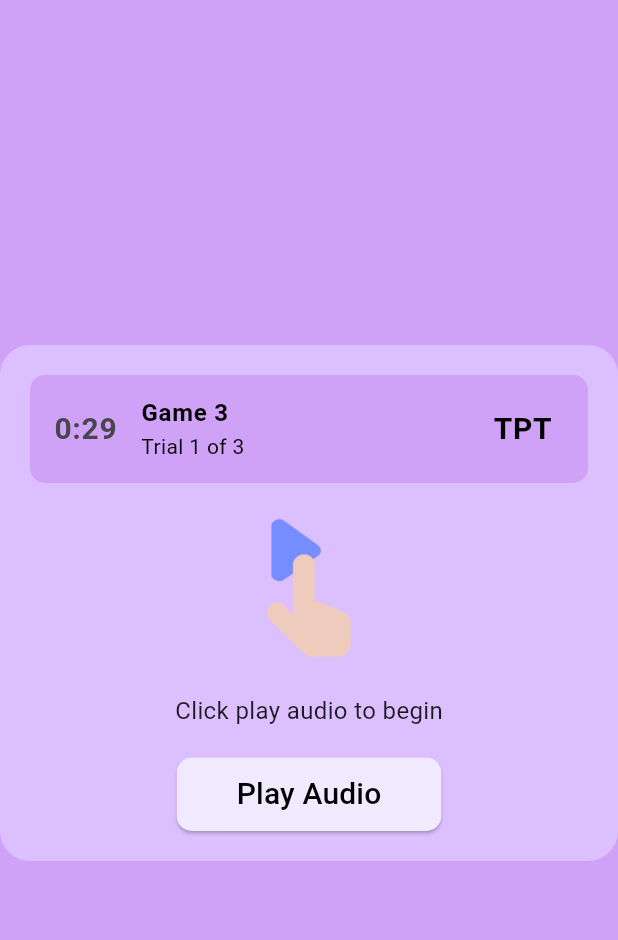
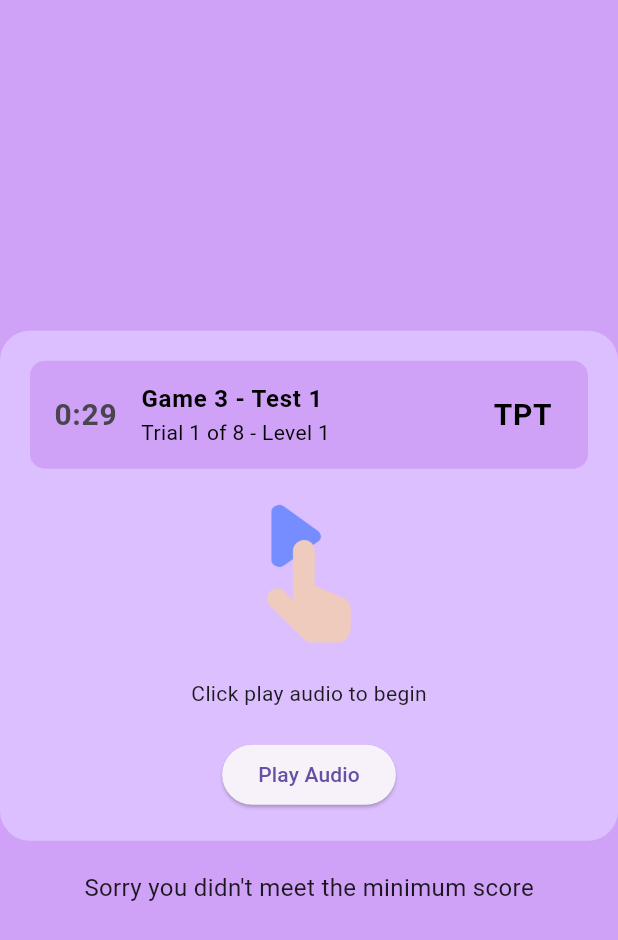
Before and after one commit to MohamedAlyMatar/Kids_App, a Flutter app: the GameThreeTrialOne screen opened by its route, on a phone screen of 412 x 824 dp. Shown: the top 940 px of the screen. Run offline on Flutter 3.47's test engine with Material 3 defaults, Android fonts, the phone set to English and light mode, and no system bars; our stand-ins replace audioplayers, awesome_dialog, bloc, equatable, flutter_animate, flutter_bloc.

Commit message:
semi finished game 3 test 1 trial

```diff
--- a/lib/src/core/utils/assets_manager.dart
+++ b/lib/src/core/utils/assets_manager.dart
@@ -12,6 +12,9 @@ class ImgAssets {
   static const String mango1 = '$imgPath/mango_1.png';
   static const String mango2 = '$imgPath/mango_2.png';
   static const String apple = '$imgPath/apple.png';
+
+  static const String piano = '$imgPath/piano.png';
+  static const String drum = '$imgPath/drum.png';
 }
 
 const String logoPath = 'assets/logos';
--- a/lib/src/features/Game_One/data/datasources/img_list.dart
+++ b/lib/src/features/Game_One/data/datasources/img_list.dart
@@ -1,9 +1,15 @@
 // img_targets.dart
 import 'package:kids_app/src/core/utils/assets_manager.dart';
 
-Map<String, String> imgTargets = {
+Map<String, String> imgFruits = {
   ImgAssets.mango1: "mango",
   ImgAssets.mango2: "mango",
   ImgAssets.apple: "apple",
   // Add more images and targets as needed
 };
+
+Map<String, String> imgSounds = {
+  ImgAssets.drum: "drum",
+  ImgAssets.piano: "piano",
+  // Add more images and targets as needed
+};
--- a/lib/src/features/Game_Three/presentation/pages/game_three_trial_one.dart
+++ b/lib/src/features/Game_Three/presentation/pages/game_three_trial_one.dart
@@ -6,6 +6,8 @@ import 'package:kids_app/src/core/utils/assets_manager.dart';
 import 'package:kids_app/src/core/widgets/button1.dart';
 import 'package:kids_app/src/core/widgets/textDesc.dart';
 import 'package:kids_app/src/core/widgets/tileHeading.dart';
+import 'package:kids_app/src/features/Game_One/data/datasources/img_list.dart';
+import 'package:kids_app/src/features/Game_One/presentation/widgets/audio_player.dart';
 import 'package:kids_app/src/features/Game_One/presentation/widgets/timer.dart';
 
 class GameThreeTrialOne extends StatefulWidget {
@@ -14,63 +16,26 @@ class GameThreeTrialOne extends StatefulWidget {
 }
 
 class _GameThreeTrialOneState extends State<GameThreeTrialOne> {
-  int currentTrial = 1;
+  int currentTest = 1;
+  int currentLevel = 1;
   String resultMessage = "";
-  bool isAudioPlaying = false;
   bool showPictures = false;
-  late AudioPlayer audioPlayer;
   List<int> selectedPictureIndices = [];
   bool isAnswerSubmitted = false;
-  final List<int> correctAnswers = [
-    0,
-    2
-  ]; // Example correct answers for trial 1
 
-  @override
-  void initState() {
-    super.initState();
-    audioPlayer = AudioPlayer();
-    audioPlayer.setSourceAsset('assets/audios/mango.mp3');
-  }
-
-  @override
-  void dispose() {
-    audioPlayer.dispose();
-    super.dispose();
-  }
-
-  void playAudio() async {
+  void onAudioComplete() {
     setState(() {
-      isAudioPlaying = true;
-      resultMessage = "Audio is playing, listen carefully...";
-      showPictures = false;
-      selectedPictureIndices.clear(); // Reset selections
-      isAnswerSubmitted = false; // Allow new selection
-    });
-
-    try {
-      await audioPlayer.play(AssetSource('audios/mango.mp3'));
-
-      audioPlayer.onPlayerComplete.listen((_) {
-        if (mounted) {
-          setState(() {
-            isAudioPlaying = false;
       showPictures = true;
       resultMessage = "Choose the correct images.";
     });
   }
-      });
-    } catch (e) {
-      setState(() {
-        isAudioPlaying = false;
-        resultMessage = "Error playing audio: $e";
-      });
-    }
-  }
 
+  String answer = "";
   void selectPicture(int index) {
     if (!isAnswerSubmitted) {
       setState(() {
+        answer = imgSounds.values.toList()[index];
+        print(answer);
         if (selectedPictureIndices.contains(index)) {
           selectedPictureIndices.remove(index);
         } else {
@@ -80,21 +45,28 @@ class _GameThreeTrialOneState extends State<GameThreeTrialOne> {
     }
   }
 
+  String globalTarget = "piano";
   void submitAnswer() {
     setState(() {
       isAnswerSubmitted = true;
-      int correctCount = selectedPictureIndices
-          .where((index) => correctAnswers.contains(index))
-          .length;
-      resultMessage =
-          "You got $correctCount out of ${correctAnswers.length} correct!";
+      // int correctCount = selectedPictureIndices
+      //     .where((index) => imgSounds.values.toList()[index] == globalTarget)
+      //     .length;
+
+      if (answer == globalTarget) {
+        resultMessage = "Correct Answer!";
+      } else {
+        resultMessage = "Wrong Answer :(";
+      }
     });
   }
 
+  int sound = 0;
+  List<String> sounds = ['do', 're', 'si'];
   void nextTrial() {
-    if (currentTrial < 3) {
+    if (currentTest < 2) {
       setState(() {
-        currentTrial++;
+        currentTest++;
         resultMessage = "";
         showPictures = false;
         selectedPictureIndices.clear();
@@ -103,14 +75,22 @@ class _GameThreeTrialOneState extends State<GameThreeTrialOne> {
     }
   }
 
-  void retryTrials() {
+  void startNextLevel() {
     setState(() {
-      currentTrial = 1;
+      currentLevel++;
+      currentTest = 1;
       resultMessage = "";
       showPictures = false;
       selectedPictureIndices.clear();
       isAnswerSubmitted = false;
     });
+  }
+
+  bool checkAnswer() {
+    return selectedPictureIndices
+            .where((index) => imgSounds.values.toList()[index] == globalTarget)
+            .length ==
+        1;
   }
 
   void onTimerEnd() {
@@ -135,97 +115,51 @@ class _GameThreeTrialOneState extends State<GameThreeTrialOne> {
                 children: [
                   Tileheading(
                     timer: CountdownTimer(
-                          initialTime: 30, onTimerEnd: onTimerEnd),
-                      title: "Game 3",
-                      subtitle: "Trial $currentTrial of 3",
-                      trailing: "TPT"),
-                  const SizedBox(height: 20),
-                  if (!isAudioPlaying && !showPictures) ...[
-                    Image.asset(
-                      ImgAssets.play,
-                      width: 100,
+                      initialTime: 30,
+                      onTimerEnd: onTimerEnd,
+                    ),
+                    title: "Game 3 - Test 1",
+                    subtitle: "Trial $currentTest of 8 - Level $currentLevel",
+                    trailing: "TPT",
                   ),
                   const SizedBox(height: 20),
-                    TextDesc(textDesc: "Click play audio to begin"),
-                    const SizedBox(height: 20),
-                    Button1(textButton: "Play Audio", onPressed: playAudio),
-                  ] else if (isAudioPlaying) ...[
-                    Image.asset(
-                      ImgAssets.listen,
-                      width: 100,
+                  if (!showPictures)
+                    AudioPlayerWidget(
+                      audioPath: 'audios/${sounds.elementAt(sound)}.mp3',
+                      onAudioComplete: onAudioComplete,
                     ),
-                    const SizedBox(height: 20),
-                    const Text(
-                      "Audio is playing, listen carefully...",
-                      style: TextStyle(
-                        fontSize: 20,
-                        fontWeight: FontWeight.bold,
-                        color: Colors.red,
-                      ),
-                    )
-                  ],
                   if (showPictures) ...[
-                    Row(
-                      mainAxisAlignment: MainAxisAlignment.spaceAround,
-                      children: [
-                        InkWell(
-                          onTap: () => selectPicture(0),
+                    Center(
+                      child: Wrap(
+                        spacing: 10, // horizontal spacing
+                        runSpacing: 10, // vertical spacing
+                        children: List.generate(2, (index) {
+                          return InkWell(
+                            onTap: () => selectPicture(index),
                             child: Container(
                               padding: const EdgeInsets.all(5),
                               decoration: BoxDecoration(
                                 color: isAnswerSubmitted
-                                  ? (correctAnswers.contains(0)
+                                    ? (imgSounds.values.toList()[index] ==
+                                            globalTarget
                                         ? Colors.green
-                                      : selectedPictureIndices.contains(0)
+                                        : selectedPictureIndices.contains(index)
                                             ? Colors.red
                                             : Colors.grey)
-                                  : selectedPictureIndices.contains(0)
+                                    : selectedPictureIndices.contains(index)
                                         ? Colors.blue
                                         : Colors.grey,
                                 borderRadius: BorderRadius.circular(10),
                               ),
-                            child: Image.asset(ImgAssets.mango1, width: 100),
+                              width: 100,
+                              height: 100,
+                              child: Image.asset(
+                                imgSounds.keys.toList()[index],
                               ),
                             ),
-                        InkWell(
-                          onTap: () => selectPicture(1),
-                          child: Container(
-                            padding: EdgeInsets.all(5),
-                            decoration: BoxDecoration(
-                              color: isAnswerSubmitted
-                                  ? (correctAnswers.contains(1)
-                                      ? Colors.green
-                                      : selectedPictureIndices.contains(1)
-                                          ? Colors.red
-                                          : Colors.grey)
-                                  : selectedPictureIndices.contains(1)
-                                      ? Colors.blue
-                                      : Colors.grey,
-                              borderRadius: BorderRadius.circular(10),
+                          );
+                        }),
                       ),
-                            child: Image.asset(ImgAssets.apple, width: 100),
-                          ),
-                        ),
-                        InkWell(
-                          onTap: () => selectPicture(2),
-                          child: Container(
-                            padding: EdgeInsets.all(5),
-                            decoration: BoxDecoration(
-                              color: isAnswerSubmitted
-                                  ? (correctAnswers.contains(2)
-                                      ? Colors.green
-                                      : selectedPictureIndices.contains(2)
-                                          ? Colors.red
-                                          : Colors.grey)
-                                  : selectedPictureIndices.contains(2)
-                                      ? Colors.blue
-                                      : Colors.grey,
-                              borderRadius: BorderRadius.circular(10),
-                            ),
-                            child: Image.asset(ImgAssets.mango2, width: 100),
-                          ),
-                        ),
-                      ],
                     ),
                     const SizedBox(height: 20),
                     Button1(textButton: "Submit", onPressed: submitAnswer),
@@ -233,24 +167,32 @@ class _GameThreeTrialOneState extends State<GameThreeTrialOne> {
                     Text(resultMessage),
                     const SizedBox(height: 20),
                     if (resultMessage != "Choose the correct images." &&
-                        currentTrial != 3)
-                      Button1(textButton: "Next Trial", onPressed: nextTrial),
+                        currentTest != 2)
+                      Button1(textButton: "Next Test", onPressed: nextTrial),
                   ],
                 ],
               ),
             ),
             const SizedBox(height: 20),
-            if (!isAudioPlaying && currentTrial == 3)
+            if (!showPictures && currentTest == 2 && checkAnswer()) ...[
               Row(
                 mainAxisAlignment: MainAxisAlignment.spaceEvenly,
                 children: [
-                  Button1(textButton: "Retry Trial", onPressed: retryTrials),
+                  TextDesc(textDesc: "You passed this level!"),
                   Button1(
-                      textButton: "Ready? Start the test now",
-                      onPressed: () =>
-                          Navigator.pushNamed(context, Routes.gameOneTest)),
+                    textButton: "Start the Next Level",
+                    onPressed: startNextLevel,
+                  ),
                 ],
               ),
+            ] else ...[
+              Row(
+                mainAxisAlignment: MainAxisAlignment.spaceEvenly,
+                children: [
+                  TextDesc(textDesc: "Sorry you didn't meet the minimum score"),
+                ],
+              ),
+            ]
           ],
         ),
       ),
```
Also changed, not shown: lib/src/features/Game_One/presentation/pages/game_one_test.dart (+20 -22 lines), lib/src/features/Game_Three/presentation/pages/game_three_test_one.dart (+9 -7 lines), assets/imgs/drum.png (added), assets/imgs/piano.png (added), 5 other files. Lines whose indentation alone changed are shown as unchanged.
